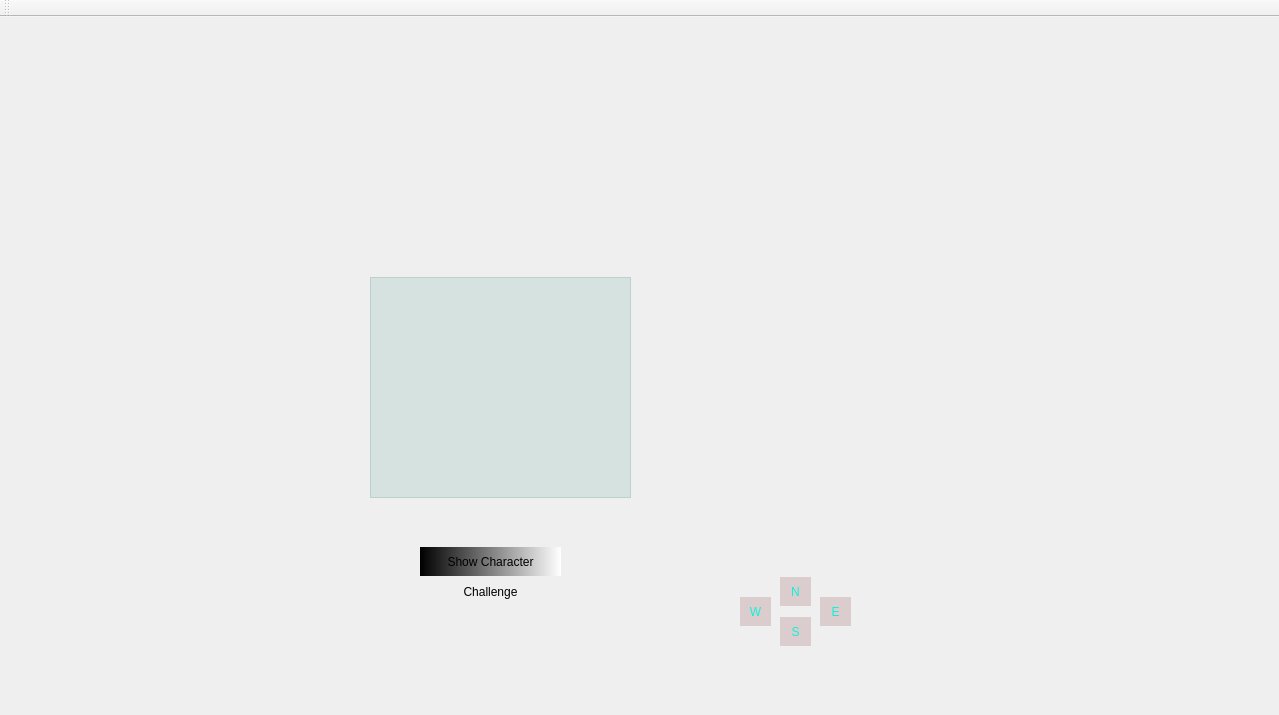
This is src/mainwindow.ui in RogueFendor/EventHorizon as Qt 5 draws it before an edit. The edited form follows.
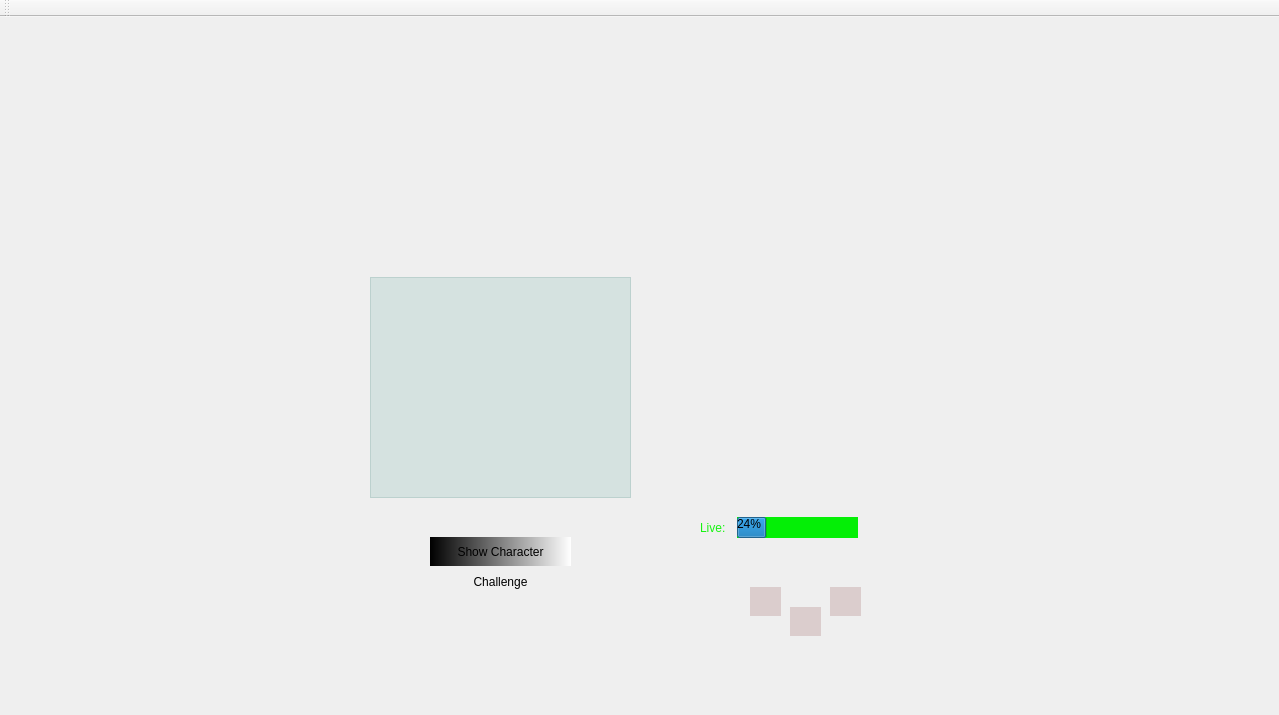
This is the edited form. Icons and pictures are not drawn.

The edit to the form file:
```diff
--- a/src/mainwindow.ui
+++ b/src/mainwindow.ui
@@ -22,7 +22,7 @@
      <rect>
       <x>370</x>
       <y>30</y>
-      <width>671</width>
+      <width>311</width>
       <height>221</height>
      </rect>
     </property>
@@ -50,8 +50,8 @@
    <widget class="QWidget" name="widget" native="true">
     <property name="geometry">
      <rect>
-      <x>410</x>
-      <y>500</y>
+      <x>420</x>
+      <y>490</y>
       <width>491</width>
       <height>161</height>
      </rect>
@@ -78,7 +78,7 @@
 color: rgb(17, 240, 216);</string>
      </property>
      <property name="text">
-      <string>E</string>
+      <string/>
      </property>
     </widget>
     <widget class="QPushButton" name="buttonWest">
@@ -95,7 +95,7 @@
 color: rgb(17, 240, 216);</string>
      </property>
      <property name="text">
-      <string>W</string>
+      <string/>
      </property>
     </widget>
     <widget class="QPushButton" name="buttonSouth">
@@ -112,7 +112,7 @@
 color: rgb(17, 240, 216);</string>
      </property>
      <property name="text">
-      <string>S</string>
+      <string/>
      </property>
     </widget>
     <widget class="QPushButton" name="buttonNorth">
@@ -124,12 +124,8 @@
        <height>29</height>
       </rect>
      </property>
-     <property name="styleSheet">
-      <string notr="true">background-color: rgb(219, 205, 205);
-color: rgb(17, 240, 216);</string>
-     </property>
      <property name="text">
-      <string>N</string>
+      <string/>
      </property>
     </widget>
     <widget class="QPushButton" name="showNewCharacter">
@@ -161,6 +157,38 @@
       <string>Challenge</string>
      </property>
     </widget>
+    <widget class="QLabel" name="label">
+     <property name="geometry">
+      <rect>
+       <x>280</x>
+       <y>10</y>
+       <width>41</width>
+       <height>21</height>
+      </rect>
+     </property>
+     <property name="styleSheet">
+      <string notr="true">color:rgb(23, 244, 17)</string>
+     </property>
+     <property name="text">
+      <string>Live:</string>
+     </property>
+    </widget>
+    <widget class="QProgressBar" name="liveBar">
+     <property name="geometry">
+      <rect>
+       <x>317</x>
+       <y>10</y>
+       <width>121</width>
+       <height>21</height>
+      </rect>
+     </property>
+     <property name="styleSheet">
+      <string notr="true">background-color:rgb(4, 239, 6)</string>
+     </property>
+     <property name="value">
+      <number>24</number>
+     </property>
+    </widget>
    </widget>
    <widget class="QTextBrowser" name="textArea1">
     <property name="geometry">
@@ -179,9 +207,9 @@
     <property name="geometry">
      <rect>
       <x>640</x>
-      <y>260</y>
+      <y>310</y>
       <width>401</width>
-      <height>221</height>
+      <height>171</height>
      </rect>
     </property>
     <layout class="QGridLayout" name="textArea2"/>
```
Left out of the diff: 24 changed lines with no effect on the pictures.
